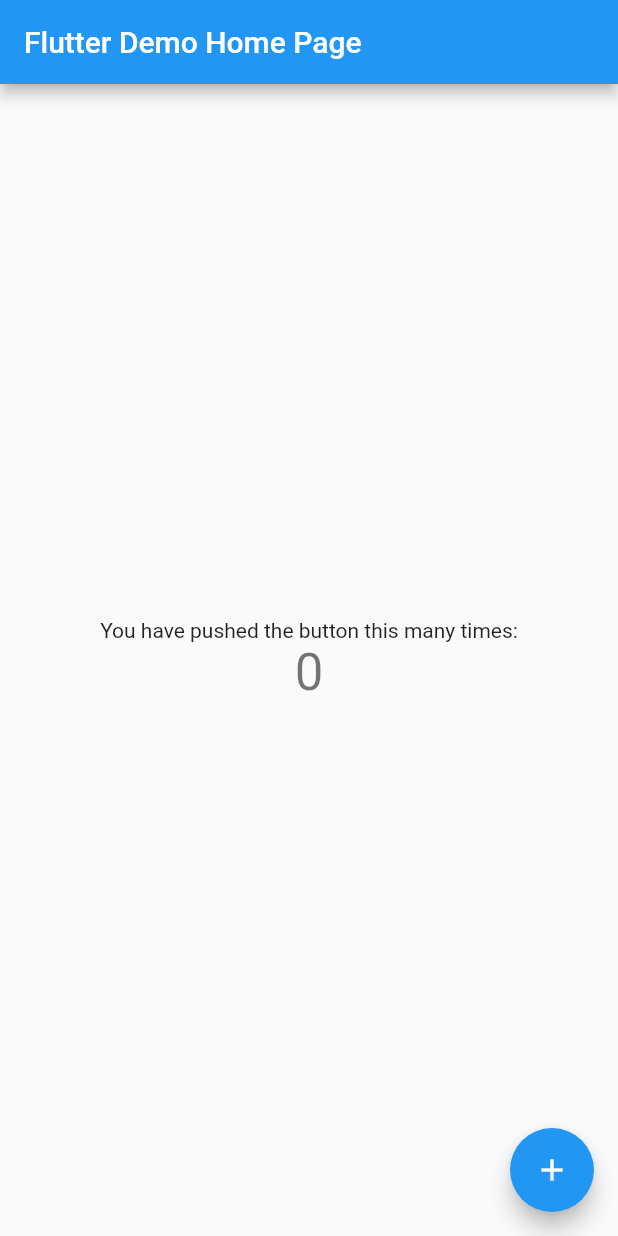
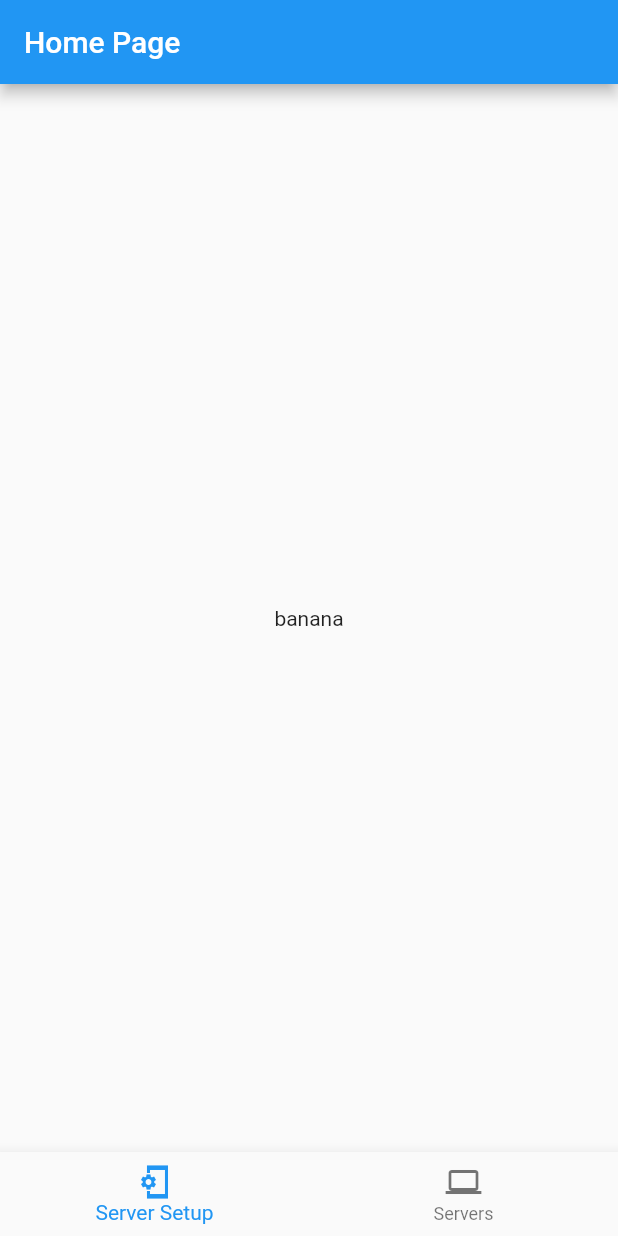
Before and after one commit to RobKabob1/uptime, a Flutter app: the screen it shows after launch, on a phone screen of 412 x 824 dp. Run offline on Flutter 3.47's test engine with Material 2 defaults, Android fonts, the phone set to English and light mode, and no system bars.

Commit message:
Setup Bottom Navigation

```diff
--- a/lib/main.dart
+++ b/lib/main.dart
@@ -10,11 +10,11 @@
   @override
   Widget build(BuildContext context) {
     return MaterialApp(
-      title: 'Flutter Demo',
+      title: 'Uptime',
       theme: ThemeData(
         primarySwatch: Colors.blue,
       ),
-      home: const MyHomePage(title: 'Flutter Demo Home Page'),
+      home: const MyHomePage(title: 'Home Page'),
     );
   }
 }
@@ -29,39 +29,26 @@
 }
 
 class _MyHomePageState extends State<MyHomePage> {
-  int _counter = 0;
-
-  void _incrementCounter() {
-    setState(() {
-      _counter++;
-    });
-  }
-
   @override
   Widget build(BuildContext context) {
     return Scaffold(
-      appBar: AppBar(
-        title: Text(widget.title),
-      ),
-      body: Center(
-        child: Column(
-          mainAxisAlignment: MainAxisAlignment.center,
-          children: <Widget>[
-            const Text(
-              'You have pushed the button this many times:',
+        appBar: AppBar(
+          title: Text(widget.title),
+        ),
+        body: const Center(
+          child: Text("banana"),
+        ),
+        bottomNavigationBar: BottomNavigationBar(
+          items: const <BottomNavigationBarItem>[
+            BottomNavigationBarItem(
+              icon: Icon(Icons.phonelink_setup_sharp),
+              label: 'Server Setup',
             ),
-            Text(
-              '$_counter',
-              style: Theme.of(context).textTheme.headlineMedium,
+            BottomNavigationBarItem(
+              icon: Icon(Icons.computer),
+              label: 'Servers',
             ),
           ],
-        ),
-      ),
-      floatingActionButton: FloatingActionButton(
-        onPressed: _incrementCounter,
-        tooltip: 'Increment',
-        child: const Icon(Icons.add),
-      ),
-    );
+        ));
   }
 }
--- a/pubspec.yaml
+++ b/pubspec.yaml
@@ -1,5 +1,5 @@
 name: uptime
-A project to monitor the status of servers.
+title: A project to monitor the status of servers.
 # The following line prevents the package from being accidentally published to
 # pub.dev using `flutter pub publish`. This is preferred for private packages.
 publish_to: 'none' # Remove this line if you wish to publish to pub.dev
```
Also changed, not shown: lib/screens/auth.dart (added), lib/screens/servers.dart (added), lib/screens/serversetup.dart (added).
